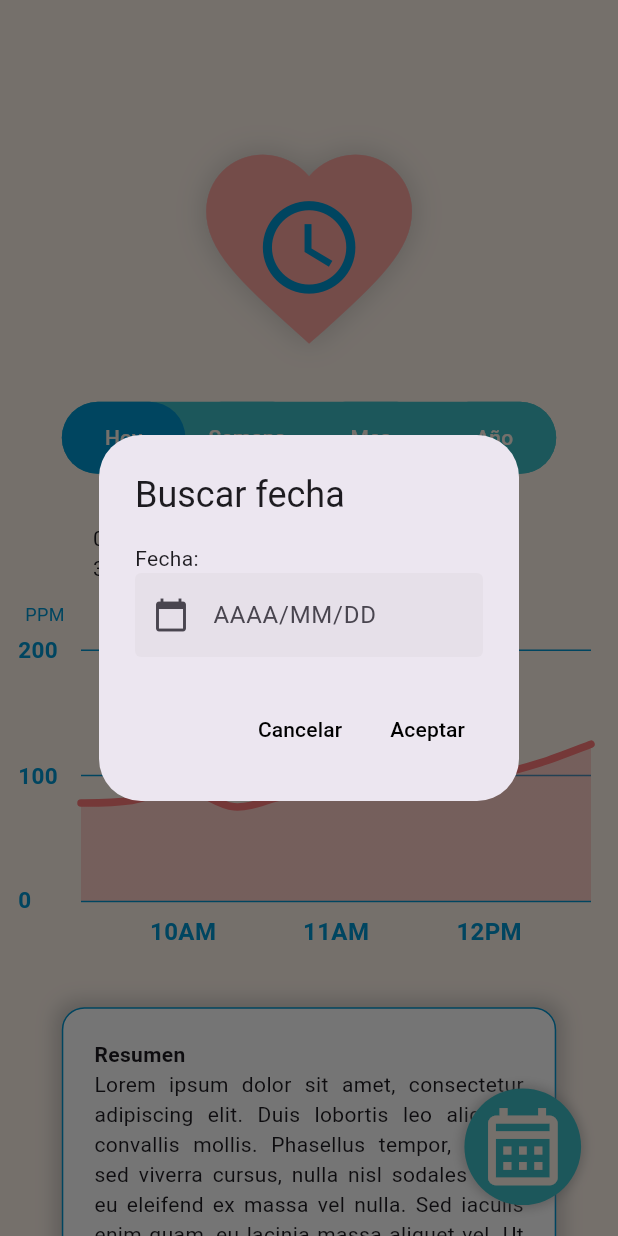
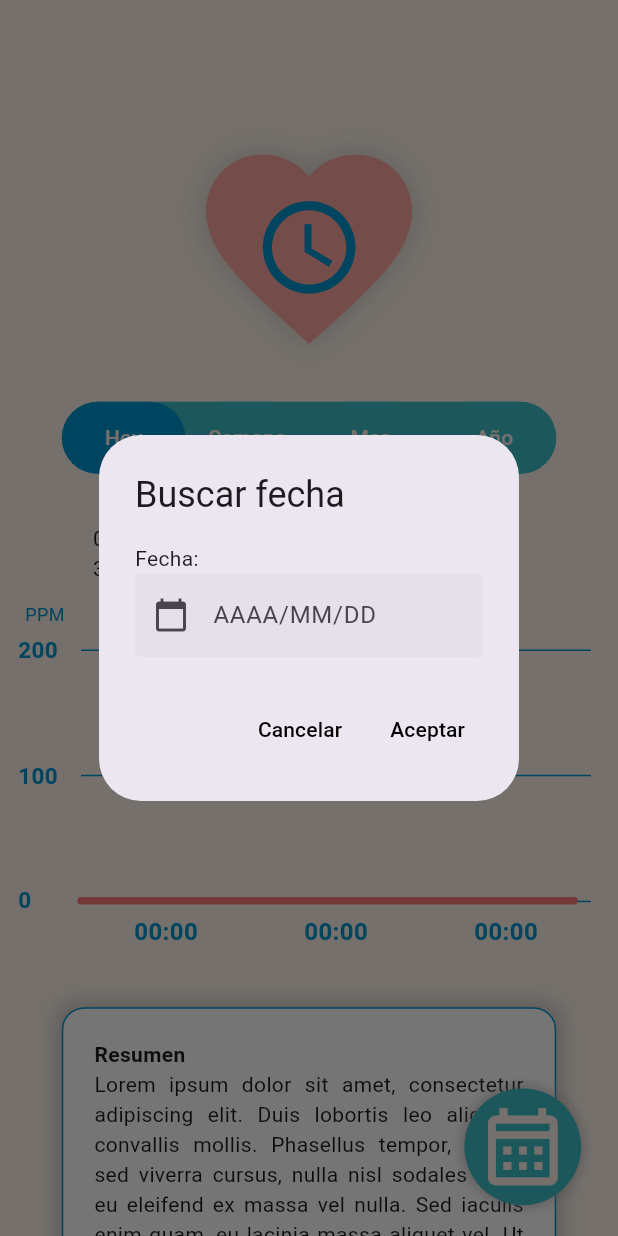
Before and after one commit to ZesRamal/pulso_a_distancia, a Flutter app: the HistoryScreen screen opened directly, after a tap on the "calendar month" icon, on a phone screen of 412 x 824 dp. Run offline on Flutter 3.47's test engine with Material 3 defaults, Android fonts, the light colour scheme and no system bars; drawn by our look-alikes of fl_chart; our stand-ins replace cloud_firestore, firebase_core, flutter_bluetooth_serial, google_fonts; accounts and stored records are empty; Roboto replaces fonts that are missing (Oxygen).

Commit message:
Update graph

```diff
--- a/lib/src/providers/hear_rate_provider.dart
+++ b/lib/src/providers/hear_rate_provider.dart
@@ -1,11 +1,84 @@
+import "package:cloud_firestore/cloud_firestore.dart";
 import "package:flutter/material.dart";
 
 class HeartRateProvider with ChangeNotifier {
   int _heartRate = 0;
+  List<dynamic> _last10 = [
+    0,
+    0,
+    0,
+    0,
+    0,
+    0,
+    0,
+    0,
+    0,
+    0,
+    0,
+    0,
+    0,
+    0,
+    0,
+    0,
+    0,
+    0,
+    0,
+    0,
+    0,
+    0,
+    0,
+    0,
+    0,
+    0,
+    0,
+    0,
+    0,
+    0,
+    0,
+    0,
+    0,
+    0
+  ];
+  List<String> _last10Dates = [
+    "00:00",
+    "00:00",
+    "00:00",
+  ];
 
   int get heartRate => _heartRate;
 
   void setHeartRate(int bpm) {
     _heartRate = bpm;
   }
+
+  List<dynamic> get last10 => _last10;
+
+  void addToHistory(List<dynamic> last10) {
+    if (last10 != _last10) {
+      _last10 = last10;
+    }
+  }
+
+  List<dynamic> get last10Dates => _last10Dates;
+
+  void addToHistoryTimes(List<dynamic> last10Dates) {
+    List<String> hourIntList = last10Dates
+        .map((timestamp) => timestampToTimeString(timestamp))
+        .toList();
+    _last10Dates = [hourIntList[4], hourIntList[14], hourIntList[24]];
+  }
+
+  DateTime timestampToTime(Timestamp timestamp) {
+    int seconds = timestamp.seconds;
+    int nanoseconds = timestamp.nanoseconds;
+    return DateTime.fromMicrosecondsSinceEpoch(
+        seconds * 1000000 + nanoseconds ~/ 1000);
+  }
+
+  String timestampToTimeString(Timestamp timestamp) {
+    DateTime dateTime = timestampToTime(timestamp);
+    return dateTime.hour.toString().padLeft(2, '0') +
+        ':' +
+        dateTime.minute.toString().padLeft(2, '0');
+  }
 }
--- a/lib/src/screens/history_screen.dart
+++ b/lib/src/screens/history_screen.dart
@@ -1,5 +1,5 @@
 import 'package:flutter/material.dart';
-import 'package:heart_at_time/src/widgets/graph2.dart';
+import 'package:heart_at_time/src/widgets/history_graph.dart';
 import 'package:heart_at_time/src/widgets/heart_icon.dart';
 import 'package:heart_at_time/src/widgets/infoCard.dart';
 import 'package:heart_at_time/src/widgets/time_selector.dart';
@@ -67,7 +67,7 @@ class _HistoryScreenState extends State<HistoryScreen> {
                         ],
                       ),
                     ),
-                    LineChartSample2(),
+                    HistoryChart(),
                     InfoCard(
                       title: "Resumen",
                       info:
--- a/lib/src/screens/mystate_screen.dart
+++ b/lib/src/screens/mystate_screen.dart
@@ -79,9 +79,24 @@ class _MyStateScreenState extends State<MyStateScreen> {
 
                     Usuario usuario = snapshot.data!;
                     var latestRecord = usuario.historialBPM.last;
+                    var history = usuario.historialBPM.getRange(
+                        usuario.historialBPM.length - 30,
+                        usuario.historialBPM.length);
                     int bpm = latestRecord['bpm'];
                     last_bpm = bpm;
+                    List last10 = history
+                        .where((map) => map.containsKey('bpm'))
+                        .map((map) => map['bpm'])
+                        .toList();
+                    List last10Times = history
+                        .where((map) => map.containsKey('timestamp'))
+                        .map((map) => map['timestamp'])
+                        .toList();
                     context.read<HeartRateProvider>().setHeartRate(bpm);
+                    context.read<HeartRateProvider>().addToHistory(last10);
+                    context
+                        .read<HeartRateProvider>()
+                        .addToHistoryTimes(last10Times);
 
                     return HeartRateMeter(
                       bpm: bpm,
--- a/lib/src/widgets/graph2.dart
+++ b/lib/src/widgets/history_graph.dart
@@ -1,14 +1,16 @@
 import 'package:fl_chart/fl_chart.dart';
 import 'package:flutter/material.dart';
+import 'package:heart_at_time/src/providers/hear_rate_provider.dart';
+import 'package:provider/provider.dart';
 
-class LineChartSample2 extends StatefulWidget {
-  const LineChartSample2({super.key});
+class HistoryChart extends StatefulWidget {
+  const HistoryChart({super.key});
 
   @override
-  State<LineChartSample2> createState() => _LineChartSample2State();
+  State<HistoryChart> createState() => _HistoryChartState();
 }
 
-class _LineChartSample2State extends State<LineChartSample2> {
+class _HistoryChartState extends State<HistoryChart> {
   List<Color> gradientColors = [
     Color(0xffFF7979),
     Color(0xffFF7979),
@@ -58,14 +60,20 @@ class _LineChartSample2State extends State<LineChartSample2> {
         fontWeight: FontWeight.bold, fontSize: 16, color: Color(0xff0096D1));
     Widget text;
     switch (value.toInt()) {
-      case 2:
-        text = const Text('10AM', style: style);
+      case 5:
+        text = Text(
+            context.watch<HeartRateProvider>().last10Dates[0].toString(),
+            style: style);
         break;
-      case 5:
-        text = const Text('11AM', style: style);
+      case 15:
+        text = Text(
+            context.watch<HeartRateProvider>().last10Dates[1].toString(),
+            style: style);
         break;
-      case 8:
-        text = const Text('12PM', style: style);
+      case 25:
+        text = Text(
+            context.watch<HeartRateProvider>().last10Dates[2].toString(),
+            style: style);
         break;
       default:
         text = const Text('', style: style);
@@ -105,7 +113,7 @@ class _LineChartSample2State extends State<LineChartSample2> {
         show: true,
         drawVerticalLine: true,
         horizontalInterval: 100,
-        verticalInterval: 10,
+        verticalInterval: 30,
         getDrawingHorizontalLine: (value) {
           return const FlLine(
             color: Color(0xff0096D1),
@@ -150,23 +158,62 @@ class _LineChartSample2State extends State<LineChartSample2> {
             bottom: BorderSide(color: const Color(0xff0096D1), width: 1)),
       ),
       minX: 0,
-      maxX: 10,
+      maxX: 30,
       minY: 0,
       maxY: 210,
       lineBarsData: [
         LineChartBarData(
-          spots: const [
-            FlSpot(0, 78),
-            FlSpot(1, 80),
-            FlSpot(2, 90),
-            FlSpot(3, 75),
-            FlSpot(4, 84),
-            FlSpot(5, 92),
-            FlSpot(6, 83),
-            FlSpot(7, 91),
-            FlSpot(8, 99),
-            FlSpot(9, 110),
-            FlSpot(10, 125),
+          spots: [
+            FlSpot(0, context.watch<HeartRateProvider>().last10[0].toDouble()),
+            FlSpot(1, context.watch<HeartRateProvider>().last10[1].toDouble()),
+            FlSpot(2, context.watch<HeartRateProvider>().last10[2].toDouble()),
+            FlSpot(3, context.watch<HeartRateProvider>().last10[3].toDouble()),
+            FlSpot(4, context.watch<HeartRateProvider>().last10[4].toDouble()),
+            FlSpot(5, context.watch<HeartRateProvider>().last10[5].toDouble()),
+            FlSpot(6, context.watch<HeartRateProvider>().last10[6].toDouble()),
+            FlSpot(7, context.watch<HeartRateProvider>().last10[7].toDouble()),
+            FlSpot(8, context.watch<HeartRateProvider>().last10[8].toDouble()),
+            FlSpot(9, context.watch<HeartRateProvider>().last10[9].toDouble()),
+            FlSpot(
+                10, context.watch<HeartRateProvider>().last10[10].toDouble()),
+            FlSpot(
+                11, context.watch<HeartRateProvider>().last10[11].toDouble()),
+            FlSpot(
+                12, context.watch<HeartRateProvider>().last10[12].toDouble()),
+            FlSpot(
+                13, context.watch<HeartRateProvider>().last10[13].toDouble()),
+            FlSpot(
+                14, context.watch<HeartRateProvider>().last10[14].toDouble()),
+            FlSpot(
+                15, context.watch<HeartRateProvider>().last10[15].toDouble()),
+            FlSpot(
+                16, context.watch<HeartRateProvider>().last10[16].toDouble()),
+            FlSpot(
+                17, context.watch<HeartRateProvider>().last10[17].toDouble()),
+            FlSpot(
+                18, context.watch<HeartRateProvider>().last10[18].toDouble()),
+            FlSpot(
+                19, context.watch<HeartRateProvider>().last10[19].toDouble()),
+            FlSpot(
+                20, context.watch<HeartRateProvider>().last10[20].toDouble()),
+            FlSpot(
+                21, context.watch<HeartRateProvider>().last10[21].toDouble()),
+            FlSpot(
+                22, context.watch<HeartRateProvider>().last10[22].toDouble()),
+            FlSpot(
+                23, context.watch<HeartRateProvider>().last10[23].toDouble()),
+            FlSpot(
+                24, context.watch<HeartRateProvider>().last10[24].toDouble()),
+            FlSpot(
+                25, context.watch<HeartRateProvider>().last10[25].toDouble()),
+            FlSpot(
+                26, context.watch<HeartRateProvider>().last10[26].toDouble()),
+            FlSpot(
+                27, context.watch<HeartRateProvider>().last10[27].toDouble()),
+            FlSpot(
+                28, context.watch<HeartRateProvider>().last10[28].toDouble()),
+            FlSpot(
+                29, context.watch<HeartRateProvider>().last10[29].toDouble()),
           ],
           isCurved: true,
           gradient: LinearGradient(
```
